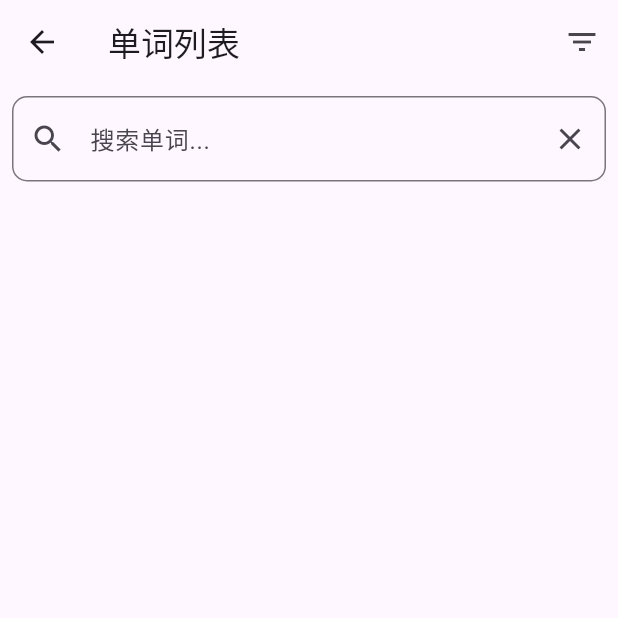
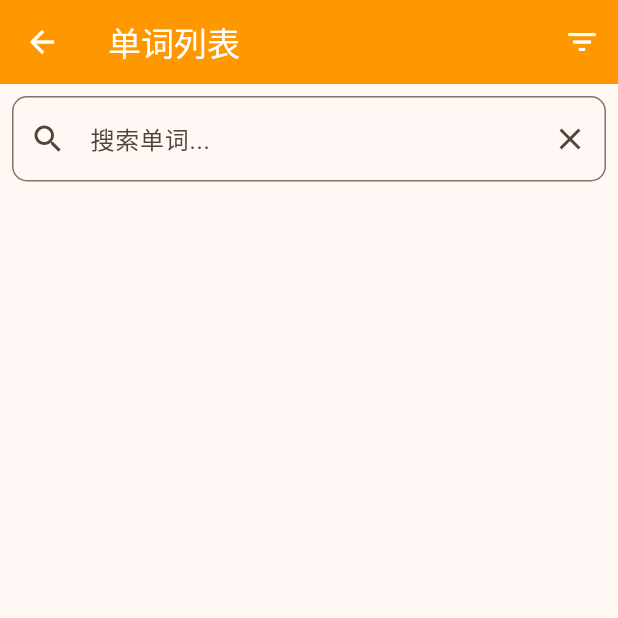
Before and after one commit to sner21/jp, a Flutter app: the screen it shows after launch, after a tap on "单词列表", on a phone screen of 412 x 824 dp, the top half of it. Run offline on Flutter 3.47's test engine with Material 3 defaults, Android fonts, the phone set to English and light mode, and no system bars; our stand-ins replace audioplayers, csv, file_picker, flutter_dotenv, hive, hive_flutter and 1 more; accounts and stored records are empty; generated files the repository leaves out were written again.

Commit message:
20241201

```diff
--- a/lib/main.dart
+++ b/lib/main.dart
@@ -34,11 +34,43 @@ class MyApp extends StatelessWidget {
   Widget build(BuildContext context) {
      // 返回MaterialApp，类似于React Router的配置
     return MaterialApp(
-      title: '日语学习助手',
+      title: '生词本',
        // theme类似于前端的全局CSS或主题配置
       theme: ThemeData(
-        primarySwatch: Colors.blue,
-        useMaterial3: true,
+        // 使用橙色作为主色调
+        primarySwatch: Colors.orange,
+
+        // Material 3 的配色方案
+        colorScheme: ColorScheme.fromSeed(
+          seedColor: Colors.orange,
+          // 可以调整亮度
+          brightness: Brightness.light,
+        ),
+
+        // AppBar 主题
+        appBarTheme: const AppBarTheme(
+          backgroundColor: Colors.orange,
+          foregroundColor: Colors.white,  // 文字和图标用白色
+        ),
+
+        // 浮动按钮主题
+        floatingActionButtonTheme: const FloatingActionButtonThemeData(
+          backgroundColor: Colors.orange,
+          foregroundColor: Colors.white,
+        ),
+
+        // 按钮主题
+        elevatedButtonTheme: ElevatedButtonThemeData(
+          style: ElevatedButton.styleFrom(
+            backgroundColor: Colors.orange,
+            foregroundColor: Colors.white,
+          ),
+        ),
+
+        // 图标主题
+        iconTheme: const IconThemeData(
+          color: Colors.orange,
+        ),
       ),
           // home相当于路由的根路径'/'
       home: const HomeScreen(),
```
Also changed, not shown: lib/screens/vocabulary_screen.dart (+39 -33 lines).
